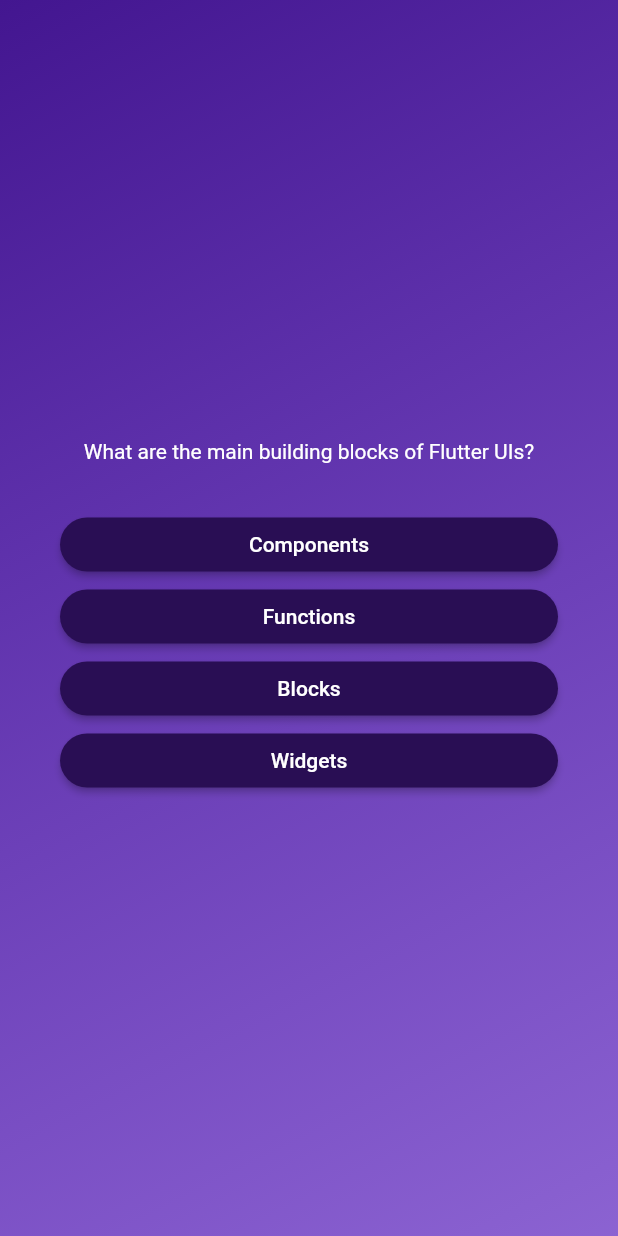
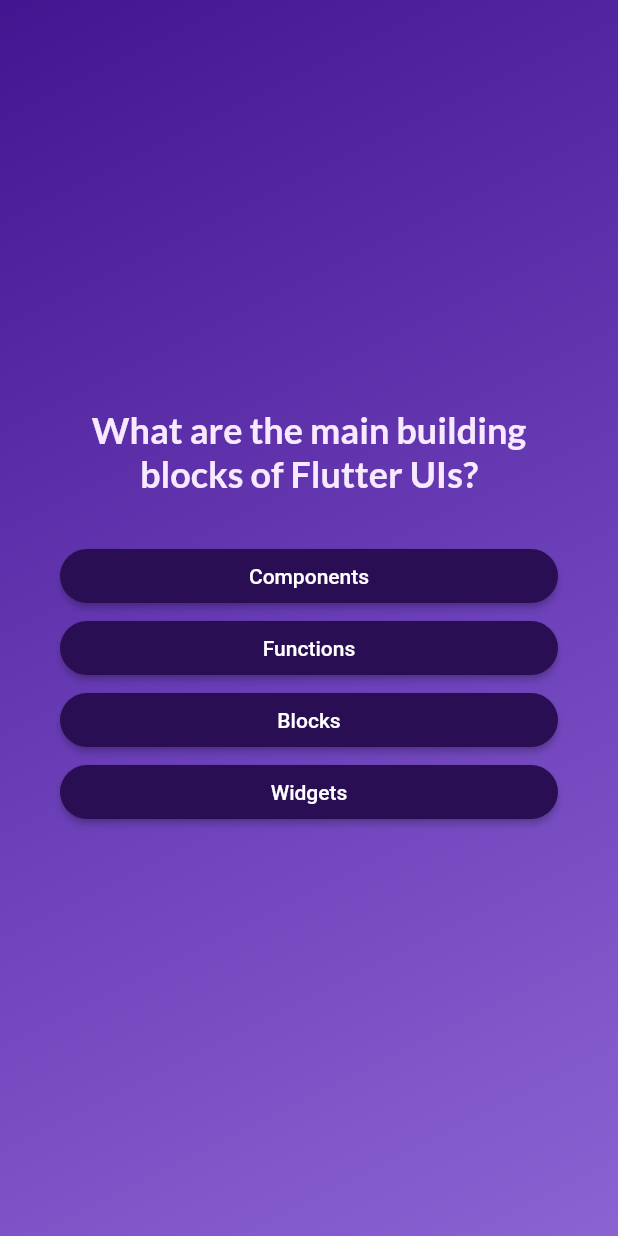
Before and after one commit to bruno7y62/flutter__quiz_app, a Flutter app: the screen it shows after launch, after a tap on "Start Quiz", on a phone screen of 412 x 824 dp. Run offline on Flutter 3.47's test engine with Material 2 defaults, Android fonts, the phone set to English and light mode, and no system bars; our stand-ins replace google_fonts.

Commit message:
completed functional questions screen

```diff
--- a/lib/answer_button.dart
+++ b/lib/answer_button.dart
@@ -19,7 +19,10 @@ class AnswerButton extends StatelessWidget {
           borderRadius: BorderRadius.circular(40),
         ),
       ),
-      child: Text(answerText),
+      child: Text(
+        answerText,
+        textAlign: TextAlign.center,
+      ),
     );
   }
 }
--- a/lib/questions_screen.dart
+++ b/lib/questions_screen.dart
@@ -1,9 +1,16 @@
 import 'package:flutter/material.dart';
+import 'package:google_fonts/google_fonts.dart';
+
 import 'package:quiz_app/answer_button.dart';
 import 'package:quiz_app/data/questions.dart';
 
 class QuestionsScreen extends StatefulWidget {
-  const QuestionsScreen({super.key});
+  const QuestionsScreen({
+    super.key,
+    required this.onSelectAnswer,
+  });
+
+  final void Function(String answer) onSelectAnswer;
 
   @override
   State<QuestionsScreen> createState() {
@@ -12,9 +19,19 @@ class QuestionsScreen extends StatefulWidget {
 }
 
 class _QuestionsScreenState extends State<QuestionsScreen> {
+  var currentQuestionIndex = 0;
+
+  void answerQuestion(String selectedAnswer) {
+    widget.onSelectAnswer(selectedAnswer);
+
+    setState(() {
+      currentQuestionIndex++;
+    });
+  }
+
   @override
   Widget build(context) {
-    final currentQuestion = questions[0];
+    final currentQuestion = questions[currentQuestionIndex];
 
     return SizedBox(
       width: double.infinity,
@@ -26,8 +43,10 @@ class _QuestionsScreenState extends State<QuestionsScreen> {
           children: [
             Text(
               currentQuestion.text,
-              style: const TextStyle(
-                color: Colors.white,
+              style: GoogleFonts.lato(
+                color: const Color.fromARGB(255, 247, 233, 255),
+                fontSize: 24,
+                fontWeight: FontWeight.bold,
               ),
               textAlign: TextAlign.center,
             ),
@@ -35,7 +54,12 @@ class _QuestionsScreenState extends State<QuestionsScreen> {
               height: 30,
             ),
             ...currentQuestion.getShuffledAnswers().map((item) {
-              return AnswerButton(answerText: item, onTap: () {});
+              return AnswerButton(
+                answerText: item,
+                onTap: () {
+                  answerQuestion(item);
+                },
+              );
             })
           ],
         ),
--- a/lib/quiz.dart
+++ b/lib/quiz.dart
@@ -1,6 +1,7 @@
 import 'package:flutter/material.dart';
 import 'package:quiz_app/questions_screen.dart';
 import 'package:quiz_app/start_screen.dart';
+import 'package:quiz_app/data/questions.dart';
 
 class Quiz extends StatefulWidget {
   const Quiz({super.key});
@@ -12,6 +13,7 @@ class Quiz extends StatefulWidget {
 }
 
 class _QuizState extends State<Quiz> {
+  List<String> selectedAnswers = [];
   var activeScreen = 'start_screen';
 
   void switchScreen() {
@@ -20,20 +22,41 @@ class _QuizState extends State<Quiz> {
     });
   }
 
+  void chooseAnswer(String answer) {
+    selectedAnswers.add(answer);
+
+    if (selectedAnswers.length == questions.length) {
+      setState(() {
+        selectedAnswers = [];
+        activeScreen = 'start_screen';
+      });
+    }
+  }
+
   @override
   Widget build(context) {
+    Widget screenWidget = StartScreen(switchScreen);
+
+    if (activeScreen == 'questions_screen') {
+      screenWidget = QuestionsScreen(
+        onSelectAnswer: chooseAnswer,
+      );
+    }
+
     return MaterialApp(
       home: Scaffold(
         body: Container(
           decoration: const BoxDecoration(
-            gradient: LinearGradient(colors: [
-              Color.fromARGB(255, 67, 22, 144),
-              Color.fromARGB(164, 78, 15, 187),
-            ], begin: Alignment.topLeft, end: Alignment.bottomRight),
+            gradient: LinearGradient(
+              colors: [
+                Color.fromARGB(255, 67, 22, 144),
+                Color.fromARGB(164, 78, 15, 187),
+              ],
+              begin: Alignment.topLeft,
+              end: Alignment.bottomRight,
+            ),
           ),
-          child: activeScreen == 'start_screen'
-              ? StartScreen(switchScreen)
-              : const QuestionsScreen(),
+          child: screenWidget,
         ),
       ),
     );
--- a/lib/start_screen.dart
+++ b/lib/start_screen.dart
@@ -1,4 +1,5 @@
 import 'package:flutter/material.dart';
+import 'package:google_fonts/google_fonts.dart';
 
 class StartScreen extends StatelessWidget {
   const StartScreen(this.startQuiz, {super.key});
@@ -19,10 +20,10 @@ class StartScreen extends StatelessWidget {
           const SizedBox(
             height: 80,
           ),
-          const Text(
+          Text(
             'Learn Flutter the fun way!',
-            style: TextStyle(
-                color: Color.fromARGB(255, 225, 225, 255), fontSize: 24),
+            style: GoogleFonts.lato(
+                color: const Color.fromARGB(255, 218, 218, 255), fontSize: 24),
           ),
           const SizedBox(height: 30),
           OutlinedButton.icon(
--- a/pubspec.yaml
+++ b/pubspec.yaml
@@ -35,6 +35,7 @@ dependencies:
   # The following adds the Cupertino Icons font to your application.
   # Use with the CupertinoIcons class for iOS style icons.
   cupertino_icons: ^1.0.2
+  google_fonts: ^5.1.0
 
 dev_dependencies:
   flutter_test:
```
Also changed, not shown: pubspec.lock, 1 other file.
